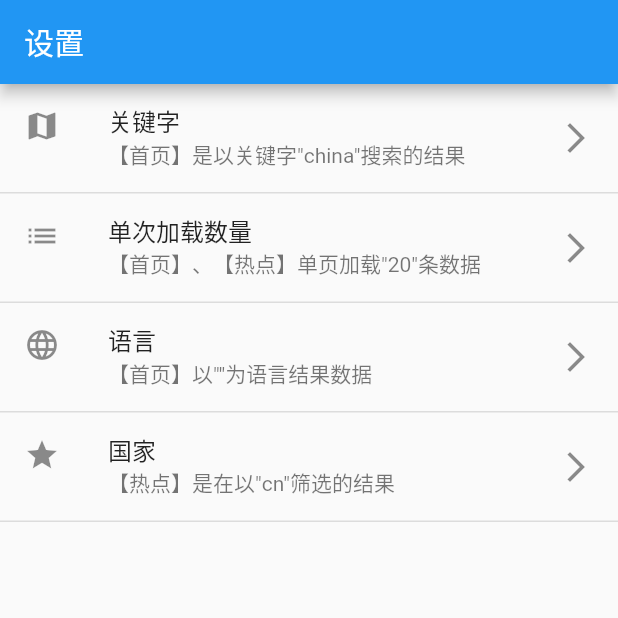
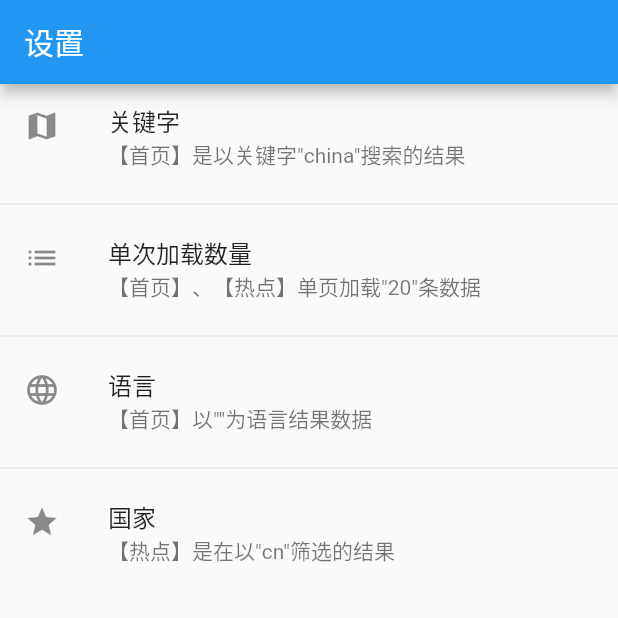
Before and after one commit to greatsean/WeNews, a Flutter app: the TabSettings screen opened directly, on a phone screen of 412 x 824 dp, the top half of it. Run offline on Flutter 3.47's test engine with Material 2 defaults, Android fonts, the phone set to English and light mode, and no system bars; our stand-ins replace dio, shared_preferences; missing offline and left inert: flutter_webview_plugin; accounts and stored records are empty; network calls fail.

Commit message:
新增玩法

```diff
--- a/lib/screens/tab_settings.dart
+++ b/lib/screens/tab_settings.dart
@@ -48,6 +48,9 @@ class _TabSettingsState extends State<TabSettings> {
                             ? TextInputType.numberWithOptions()
                             : TextInputType.text,
                         controller: controller,
+                        decoration: InputDecoration(
+                          hintText: "请输入${title}",
+                        ),
                       )),
                   Row(
                     children: <Widget>[
@@ -60,7 +63,6 @@ class _TabSettingsState extends State<TabSettings> {
                           onPressed: () {
                             String curValue = controller.text;
                             print('input>>${curValue}');
-                            print('input>>${oldValue.runtimeType}');
 
                             isNumber
                                 ? PreferencesUtil.saveInt(
@@ -150,49 +152,75 @@ class _TabSettingsState extends State<TabSettings> {
       appBar: AppBar(
         title: Text(widget.title),
       ),
-      body: ListView(
-        children: data
-            .map<Widget>((e) => SettingsItem(
-                  title: e['title'],
-                  subtitle: e['subtitle'],
-                  onPressed: e['onPressed'],
-                  ledIcon: e['ledIcon'],
-                ))
-            .toList(),
-      ),
+      body:
+
+//      ListView(
+          //方式1实现分割线
+//        children: data
+//            .map<Widget>((e) => SettingsItem(
+//                  title: e['title'],
+//                  subtitle: e['subtitle'],
+//                  onPressed: e['onPressed'],
+//                  ledIcon: e['ledIcon'],
+//                ))
+//            .toList(),
+//      方式2实现分割线
+//        children: ListTile.divideTiles(
+//                context: context,
+//                tiles: data.map<Widget>((e) => ListTile(
+//                      title: Text(e['title']),
+//                      subtitle: Text(e['subtitle']),
+//                      onTap: e['onPressed'],
+//                      leading: Icon(e['ledIcon']),
+//                    )),
+//                color: Theme.of(context).dividerColor)
+//            .toList(),
+//      )
+          //      方式3实现分割线
+          ListView.separated(
+              itemBuilder: (BuildContext context, int index) => ListTile(
+                    title: Text(data[index]['title']),
+                    subtitle: Text(data[index]['subtitle']),
+                    onTap: data[index]['onPressed'],
+                    leading: Icon(data[index]['ledIcon']),
+                  ),
+              separatorBuilder: (BuildContext context, int index) => Divider(),
+              itemCount: data.length),
     );
   }
 }
 
-class SettingsItem extends StatelessWidget {
-  final String title;
-  final String subtitle;
-
-  IconData ledIcon;
-
-  final Function onPressed;
-
-  SettingsItem({this.title, this.onPressed, this.subtitle, this.ledIcon})
-      : super();
-
-  @override
-  Widget build(BuildContext context) {
-    return Container(
-      child: ListTile(
-        title: Text(
-          title,
-        ),
-        subtitle: Text(
-          subtitle,
-        ),
-        onTap: onPressed,
-        trailing: Icon(Icons.arrow_forward_ios),
-        leading: Icon(ledIcon),
-      ),
-      decoration: BoxDecoration(
-          border: Border(
-              bottom:
-                  BorderSide(color: Theme.of(context).dividerColor, width: 1))),
-    );
-  }
-}
+//class SettingsItem extends StatelessWidget {
+//  final String title;
+//  final String subtitle;
+//
+//  IconData ledIcon;
+//
+//  final Function onPressed;
+//
+//  SettingsItem({this.title, this.onPressed, this.subtitle, this.ledIcon})
+//      : super();
+//
+//  @override
+//  Widget build(BuildContext context) {
+//    return Container(
+//      child: ListTile(
+//        title: Text(
+//          title,
+//        ),
+//        subtitle: Text(
+//          subtitle,
+//        ),
+//        onTap: onPressed,
+//        trailing: Icon(Icons.arrow_forward_ios),
+//        leading: Icon(ledIcon),
+//      ),
+//      decoration: BoxDecoration(
+//          border: Border(
+//              bottom:
+////              Divider.createBorderSide(context,
+////                  color: Theme.of(context).dividerColor, width: 1))),
+//                  BorderSide(color: Theme.of(context).dividerColor, width: 1))),
+//    );
+//  }
+//}
--- a/lib/widgets/headlines_single_page.dart
+++ b/lib/widgets/headlines_single_page.dart
@@ -17,7 +17,10 @@ class HeadlinesSiglePage extends StatefulWidget {
 class _HeadlinesSiglePageState extends State<HeadlinesSiglePage> {
   @override
   Widget build(BuildContext context) {
-    return ArticleList(list: this.list);
+    return ArticleList(
+      list: this.list,
+      refreshCb: loadData,
+    );
   }
 
   var list = [];
```
Also changed, not shown: lib/screens/tab_home.dart (+30 -8 lines), lib/widgets/article_list.dart (+62 -15 lines).
